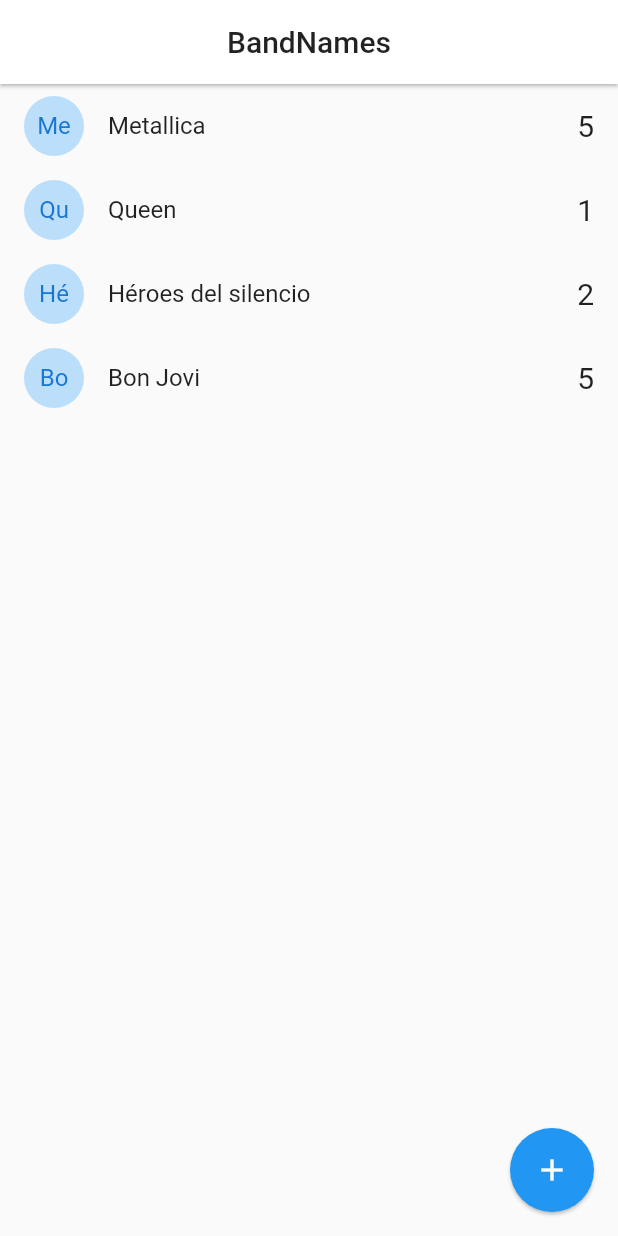
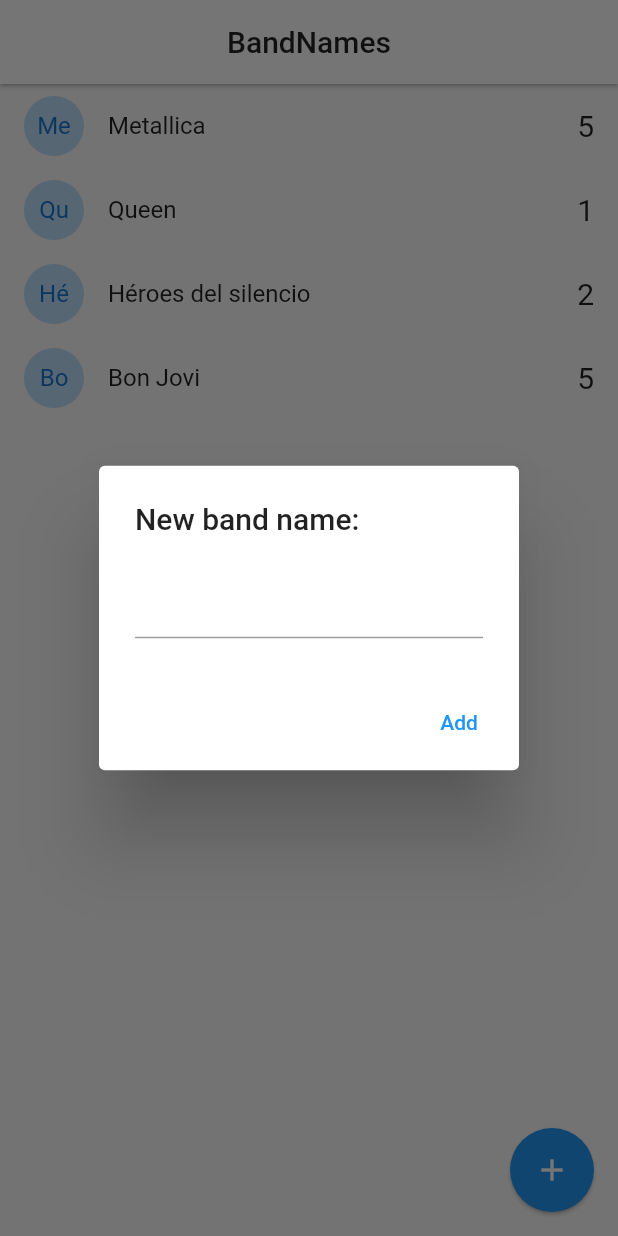
Before and after one commit to atinydev/band_names_flutter, a Flutter app: the screen it shows after launch, after a tap on the "add" icon, on a phone screen of 412 x 824 dp. Run offline on Flutter 3.47's test engine with Material 2 defaults, Android fonts, the phone set to English and light mode, and no system bars; our stand-ins replace flutter_hooks, flutter_riverpod, go_router, hooks_riverpod.

Commit message:
add band to list Input Dialog and Cupertino Dialog

```diff
--- a/lib/models/band.dart
+++ b/lib/models/band.dart
@@ -8,8 +8,10 @@ class Band {
   const Band({
     required this.id,
     required this.name,
-    required this.votes,
+    this.votes = 0,
   });
+
+
 
   Map<String, dynamic> toMap() {
     return {
--- a/lib/providers/bands.dart
+++ b/lib/providers/bands.dart
@@ -1,11 +1,21 @@
 import 'package:band_names/models/band.dart';
 import 'package:hooks_riverpod/hooks_riverpod.dart';
 
-final bandsProvider = StateProvider<List<Band>>((ref) {
-  return const [
-    Band(id: '1', name: 'Metallica', votes: 5),
-    Band(id: '2', name: 'Queen', votes: 1),
-    Band(id: '3', name: 'Héroes del silencio', votes: 2),
-    Band(id: '4', name: 'Bon Jovi', votes: 5),
-  ];
+const _bands = [
+  Band(id: '1', name: 'Metallica', votes: 5),
+  Band(id: '2', name: 'Queen', votes: 1),
+  Band(id: '3', name: 'Héroes del silencio', votes: 2),
+  Band(id: '4', name: 'Bon Jovi', votes: 5),
+];
+
+class BandsNotifier extends StateNotifier<List<Band>> {
+  BandsNotifier() : super(_bands);
+
+  void add({required Band band}) {
+    state = [...state, band];
+  }
+}
+
+final bandsProvider = StateNotifierProvider<BandsNotifier, List<Band>>((ref) {
+  return BandsNotifier();
 });
--- a/lib/screens/home_screen.dart
+++ b/lib/screens/home_screen.dart
@@ -1,6 +1,11 @@
+import 'dart:io';
+
 import 'package:band_names/models/band.dart';
 import 'package:band_names/providers/bands.dart';
+import 'package:flutter/cupertino.dart';
 import 'package:flutter/material.dart';
+import 'package:flutter_hooks/flutter_hooks.dart';
+import 'package:go_router/go_router.dart';
 import 'package:hooks_riverpod/hooks_riverpod.dart';
 
 class HomeScreen extends ConsumerWidget {
@@ -31,11 +36,7 @@ class HomeScreen extends ConsumerWidget {
           return _BandTile(band: band);
         },
       ),
-      floatingActionButton: FloatingActionButton(
-        elevation: 1,
-        child: const Icon(Icons.add),
-        onPressed: () {},
-      ),
+      floatingActionButton: const _AddBandButton(),
     );
   }
 }
@@ -68,3 +69,92 @@ class _BandTile extends StatelessWidget {
     );
   }
 }
+
+class _AddBandButton extends HookConsumerWidget {
+  const _AddBandButton({
+    Key? key,
+  }) : super(key: key);
+
+  @override
+  Widget build(BuildContext context, WidgetRef ref) {
+    final textController = useTextEditingController();
+
+    return FloatingActionButton(
+      elevation: 1,
+      child: const Icon(Icons.add),
+      onPressed: () {
+        (Platform.isAndroid)
+            ? showDialog(
+                context: context,
+                builder: (context) {
+                  return AlertDialog(
+                    title: const Text('New band name:'),
+                    content: TextField(
+                      controller: textController,
+                    ),
+                    actions: [
+                      TextButton(
+                        child: const Text('Add'),
+                        onPressed: () {
+                          addBandToList(
+                            context,
+                            ref,
+                            textController.text,
+                          );
+                        },
+                      )
+                    ],
+                  );
+                },
+              )
+            : showCupertinoDialog(
+                context: context,
+                builder: (context) {
+                  return CupertinoAlertDialog(
+                    title: const Text('New band name:'),
+                    content: CupertinoTextField(
+                      controller: textController,
+                    ),
+                    actions: [
+                      CupertinoDialogAction(
+                        isDefaultAction: true,
+                        child: const Text('Add'),
+                        onPressed: () {
+                          addBandToList(
+                            context,
+                            ref,
+                            textController.text,
+                          );
+                        },
+                      ),
+                      CupertinoDialogAction(
+                        isDestructiveAction: true,
+                        child: const Text('Dismiss'),
+                        onPressed: () {
+                          Navigator.pop(context);
+                        },
+                      ),
+                    ],
+                  );
+                },
+              );
+      },
+    );
+  }
+
+  void addBandToList(
+    BuildContext context,
+    WidgetRef ref,
+    String name,
+  ) {
+    if (name.length > 1) {
+      ref.watch(bandsProvider.notifier).add(
+            band: Band(
+              id: DateTime.now().toString(),
+              name: name,
+            ),
+          );
+    }
+    Navigator.of(context).pop();
+  }
+}
--- a/pubspec.yaml
+++ b/pubspec.yaml
@@ -36,6 +36,7 @@ dependencies:
   cupertino_icons: ^1.0.2
   go_router: ^3.0.5
   hooks_riverpod: ^1.0.3
+  flutter_hooks: ^0.18.2+1
 
 dev_dependencies:
   flutter_test:
```
Also changed, not shown: pubspec.lock.
